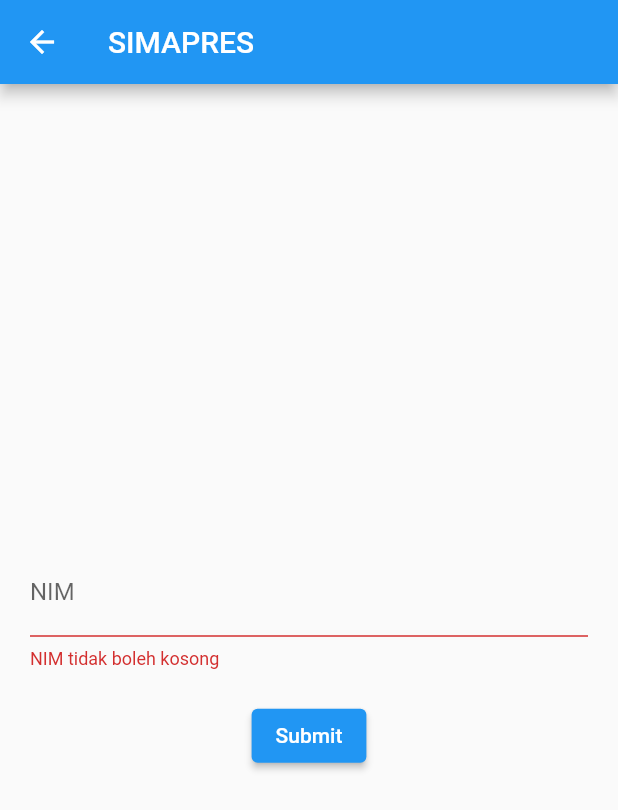
After one commit to AkanTahu/simapres, a Flutter app: the BelajarForm screen opened directly, after a tap on "Submit", on a phone screen of 412 x 824 dp. The commit adds this screen. Shown: the top 810 px of the screen. Run offline on Flutter 3.47's test engine with Material 2 defaults, Android fonts, the phone set to English and light mode, and no system bars; our stand-ins replace dropdown_button2, image_picker; missing offline and left inert: pretty_animated_buttons; Roboto replaces fonts that are missing (proximanova); project files that could hold a hidden picture were left out.

```diff
--- /dev/null
+++ b/lib/rangkingSaya.dart
@@ -0,0 +1,82 @@
+import 'package:flutter/material.dart';
+import 'detail_page.dart';
+
+void main() {
+  runApp(MaterialApp(
+    title: "Cari Prestasi",
+    home: BelajarForm(),
+  ));
+}
+
+class BelajarForm extends StatefulWidget {
+  @override
+  _BelajarFormState createState() => _BelajarFormState();
+}
+
+class _BelajarFormState extends State<BelajarForm> {
+  final _formKey = GlobalKey<FormState>();
+
+  final nim = TextEditingController();
+
+  @override
+  Widget build(BuildContext context) {
+    return Scaffold(
+      appBar: AppBar(
+        title: Text("SIMAPRES"),
+      ),
+      // untuk membuat form input tambahakan widget form()
+      body: Form(
+        // key adalah kunci unik untuk mengidentifikasi suatu form
+        // di bawah key ini tambahkan widget sesuai selera kalian
+        key: _formKey,
+        child: Container(
+          padding: EdgeInsets.all(20.0),
+          child: Column(
+            //agar semua widget diposisi kiri
+            mainAxisAlignment: MainAxisAlignment.center,
+            children: [
+              //textformfield digunakan untuk membuat widget form
+              TextFormField(
+                //memberikan identitas untuk setiap form
+                controller: nim,
+                decoration: InputDecoration(
+                  hintText: "Masukkan NIM Anda",
+                  labelText: "NIM",
+                ),
+                //memberikan validasi jika form kosong
+                validator: (value) {
+                  if (value!.isEmpty) {
+                    return 'NIM tidak boleh kosong';
+                  }
+                  return null;
+                },
+              ),
+              //memberikan jarak
+              SizedBox(height: 20),
+              //membuat button untuk mengirim dataw
+              ElevatedButton(
+                child: Text(
+                  "Submit",
+                  style: TextStyle(color: Colors.white),
+                ),
+                onPressed: () {
+                  //jika data lengkap maka kirim data ke halaman selanjutnya
+                  if (_formKey.currentState!.validate()) {
+                    Navigator.push(
+                        context,
+                        MaterialPageRoute(
+                            //name.text adalah parameter yang dikirim
+                            //alamat.text adalah paramter yang dikirim
+                            builder: (_) => DetailPage(
+                                  nim: nim.text,
+                                )));
+                  }
+                },
+              )
+            ],
+          ),
+        ),
+      ),
+    );
+  }
+}
```
Also changed, not shown: lib/detail_page.dart (added, +77 -0 lines), lib/menu.dart (+13 -2 lines).
